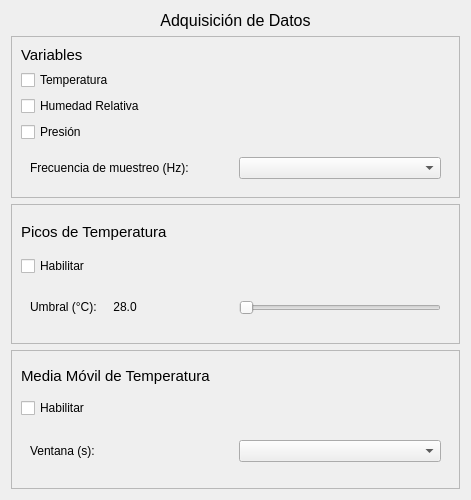
estevio/t2-embebidos, file gui_python/widgets_ui/conf_datos.ui: the form before one commit.
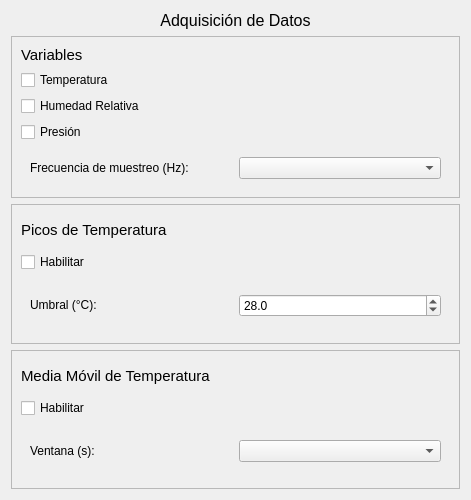
The form after the commit.

```diff
--- a/gui_python/widgets_ui/conf_datos.ui
+++ b/gui_python/widgets_ui/conf_datos.ui
@@ -166,20 +166,26 @@
             </sizepolicy>
            </property>
            <property name="text">
-            <string>Umbral (°C):     28.0</string>
+            <string>Umbral (°C):</string>
            </property>
           </widget>
          </item>
          <item>
-          <widget class="QSlider" name="horizontalSlider_umbral">
-           <property name="sizePolicy">
-            <sizepolicy hsizetype="Preferred" vsizetype="Fixed">
-             <horstretch>0</horstretch>
-             <verstretch>0</verstretch>
-            </sizepolicy>
+          <widget class="QDoubleSpinBox" name="doubleSpinBox_umbral">
+           <property name="decimals">
+            <number>1</number>
            </property>
-           <property name="orientation">
-            <enum>Qt::Orientation::Horizontal</enum>
+           <property name="minimum">
+            <double>20.000000000000000</double>
+           </property>
+           <property name="maximum">
+            <double>40.000000000000000</double>
+           </property>
+           <property name="singleStep">
+            <double>0.100000000000000</double>
+           </property>
+           <property name="value">
+            <double>28.000000000000000</double>
            </property>
           </widget>
          </item>
```
